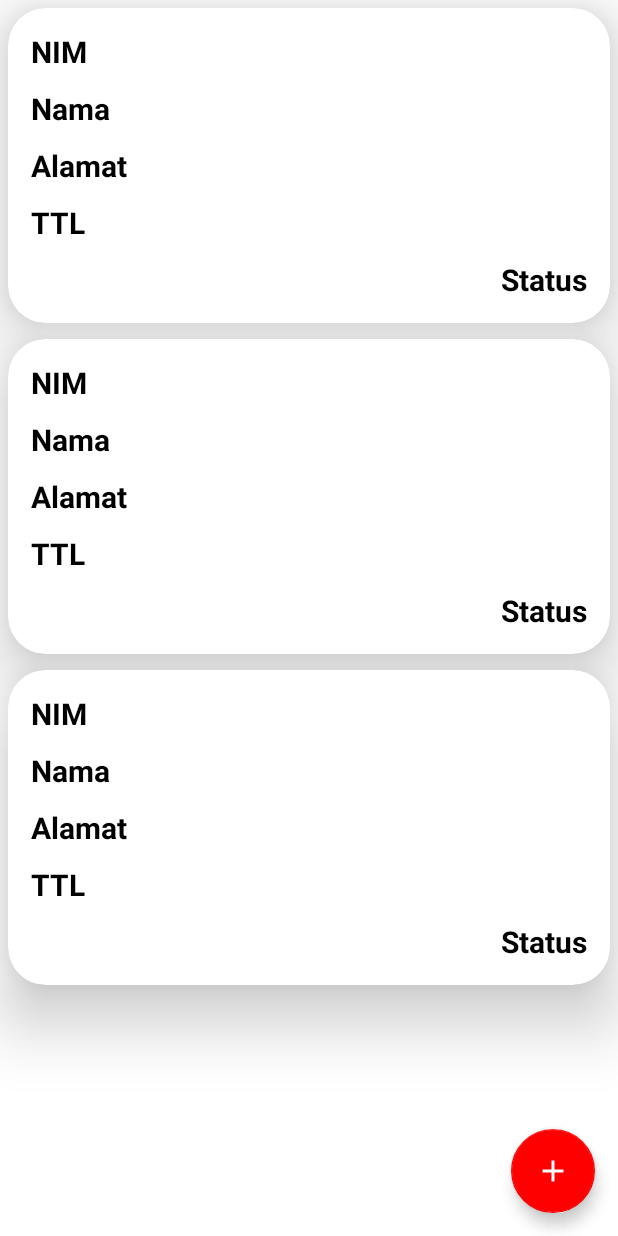
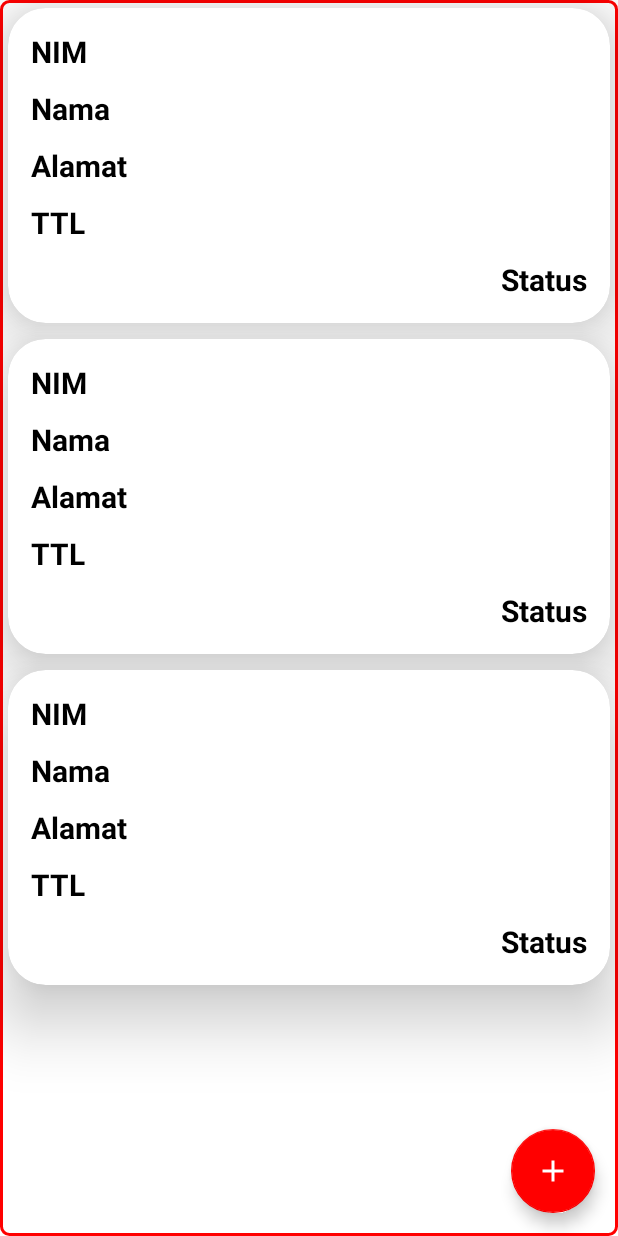
Before and after one commit to eby8zevin/android-VolleyGson, an Android app: the layout activity_main.xml on its own in the app's theme, with its tools: preview values and no code run, on a phone screen of 412 x 824 dp. Run offline under Robolectric (Android 15) with nearby library versions, the phone set to English and light mode, and no system bars; network calls fail.

Commit message:
Add border

```diff
--- a/app/src/main/res/layout/activity_main.xml
+++ b/app/src/main/res/layout/activity_main.xml
@@ -29,6 +29,7 @@
                 android:id="@+id/recyclerView"
                 android:layout_width="match_parent"
                 android:layout_height="match_parent"
+                android:background="@drawable/round_border"
                 app:layout_constraintBottom_toBottomOf="parent"
                 app:layout_constraintEnd_toEndOf="parent"
                 app:layout_constraintStart_toStartOf="parent"
```
